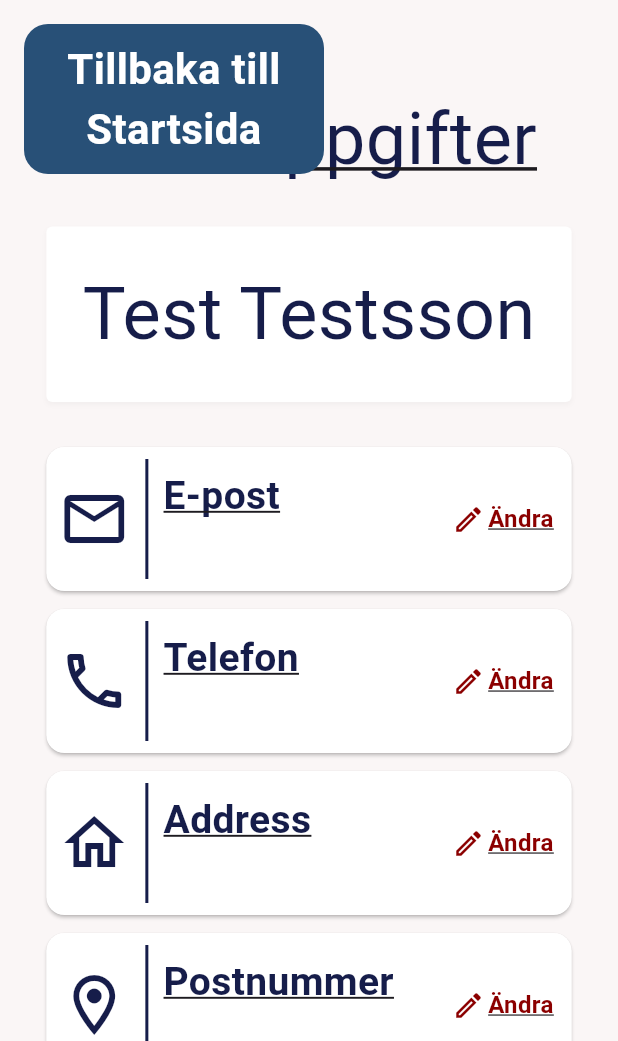
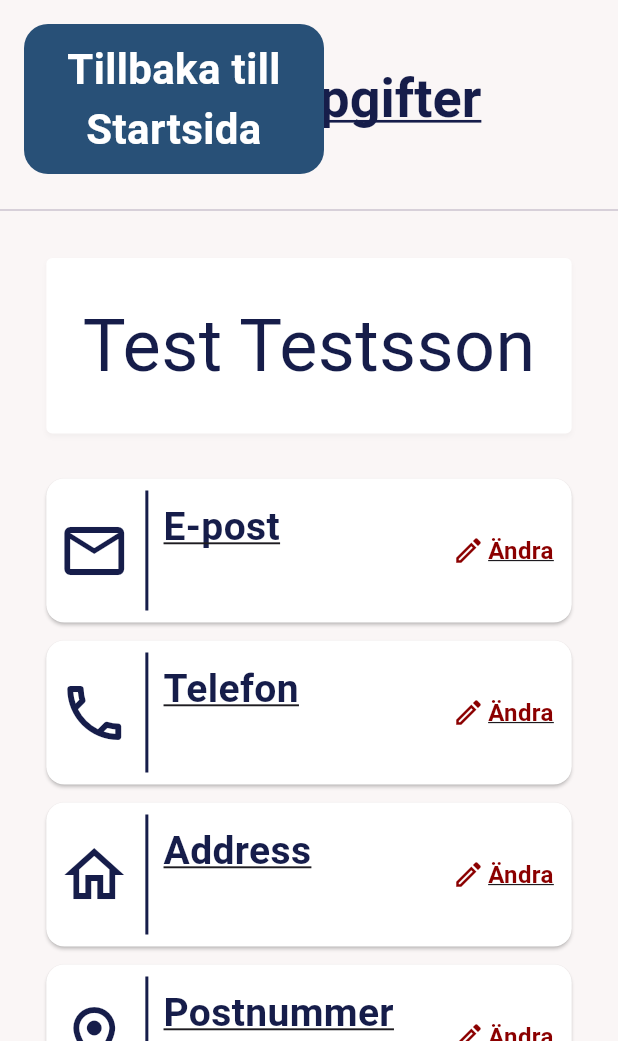
Before and after one commit to lo-gen/projekt_grupp34, a Flutter app: the Kontosida screen opened directly, on a phone screen of 412 x 824 dp, the part 195-1236 px from its top. Run offline on Flutter 3.47's test engine with Material 3 defaults, Android fonts, the light colour scheme and no system bars; our stand-ins replace google_fonts; accounts and stored records are empty; network calls fail.

Commit message:
FÄÄÄÄÄÄRDIIIIIIGT 2 (please be last one)

```diff
--- a/lib/pages/kontosida.dart
+++ b/lib/pages/kontosida.dart
@@ -23,12 +23,17 @@ class _KontosidaState extends State<Kontosida> {
   late String phone = "If you see this something went wrong - phone";
   late String address = "If you see this something went wrong - address";
   late String postal = "If you see this something went wrong - postal";
-  late String postAddress = "If you see this something went wrong - postAddress";
+  late String postAddress =
+      "If you see this something went wrong - postAddress";
 
   ///Metod för att öppna en dialogruta för att redigera information
   ///Triggeras när användaren trycker på "Ändra" knappen
   ///Tar emot en titel och en callback-funktion som körs när informationen ändras
-  Future<void> _editInfo(String title, ValueChanged<String> onChanged, {String initialValue = ""}) async {
+  Future<void> _editInfo(
+    String title,
+    ValueChanged<String> onChanged, {
+    String initialValue = "",
+  }) async {
     final controller = TextEditingController(text: initialValue);
     String? errorText;
 
@@ -46,9 +51,13 @@ class _KontosidaState extends State<Kontosida> {
               if (title == "E-post") {
                 valid = val.contains("@") && val.contains(".");
               } else if (title == "Telefon") {
-                valid = val.isNotEmpty && val.runes.every((c) => c >= 48 && c <= 57);
+                valid =
+                    val.isNotEmpty &&
+                    val.runes.every((c) => c >= 48 && c <= 57);
               } else if (title == "Postnummer") {
-                valid = val.length == 5 && val.runes.every((c) => c >= 48 && c <= 57);
+                valid =
+                    val.length == 5 &&
+                    val.runes.every((c) => c >= 48 && c <= 57);
               } else {
                 valid = val.isNotEmpty;
               }
@@ -88,7 +97,10 @@ class _KontosidaState extends State<Kontosida> {
                         ),
                         focusedBorder: OutlineInputBorder(
                           borderSide: BorderSide(
-                            color: errorText != null ? Colors.red : Theme.of(context).colorScheme.primary,
+                            color:
+                                errorText != null
+                                    ? Colors.red
+                                    : Theme.of(context).colorScheme.primary,
                             width: 2,
                           ),
                         ),
@@ -101,7 +113,8 @@ class _KontosidaState extends State<Kontosida> {
                         height: 22,
                         child: Align(
                           alignment: Alignment.centerLeft,
-                          child: errorText != null && errorText!.isNotEmpty
+                          child:
+                              errorText != null && errorText!.isNotEmpty
                                   ? Text(
                                     errorText!,
                                     style: const TextStyle(color: Colors.red),
@@ -119,10 +132,7 @@ class _KontosidaState extends State<Kontosida> {
                   onPressed: () => Navigator.pop(context),
                   child: const Text('Avbryt'),
                 ),
-                ElevatedButton(
-                  onPressed: trySave,
-                  child: const Text('Spara'),
-                ),
+                ElevatedButton(onPressed: trySave, child: const Text('Spara')),
               ],
             );
           },
@@ -135,14 +145,34 @@ class _KontosidaState extends State<Kontosida> {
     final dataHandler = Provider.of<ImatDataHandler>(context, listen: false);
     CreditCard? savedCard = dataHandler.getCreditCard();
     final cardTypes = ['Visa', 'Mastercard', 'Amex'];
-    String selectedType = cardTypes.contains(savedCard?.cardType)
+    String selectedType =
+        cardTypes.contains(savedCard?.cardType)
             ? savedCard!.cardType
             : cardTypes[0];
-    final nameController = TextEditingController(text: savedCard?.holdersName ?? "");
-    final monthController = TextEditingController(text: savedCard?.validMonth != null ? savedCard!.validMonth.toString().padLeft(2, '0') : "");
-    final yearController = TextEditingController(text: savedCard?.validYear != null ? savedCard!.validYear.toString().padLeft(2, '0') : "");
-    final numberController = TextEditingController(text: savedCard?.cardNumber ?? "");
-    final cvcController = TextEditingController(text: savedCard?.verificationCode != null ? savedCard!.verificationCode.toString().padLeft(3, '0') : "");
+    final nameController = TextEditingController(
+      text: savedCard?.holdersName ?? "",
+    );
+    final monthController = TextEditingController(
+      text:
+          savedCard?.validMonth != null
+              ? savedCard!.validMonth.toString().padLeft(2, '0')
+              : "",
+    );
+    final yearController = TextEditingController(
+      text:
+          savedCard?.validYear != null
+              ? savedCard!.validYear.toString().padLeft(2, '0')
+              : "",
+    );
+    final numberController = TextEditingController(
+      text: savedCard?.cardNumber ?? "",
+    );
+    final cvcController = TextEditingController(
+      text:
+          savedCard?.verificationCode != null
+              ? savedCard!.verificationCode.toString().padLeft(3, '0')
+              : "",
+    );
     String? errorText;
 
     await showDialog(
@@ -206,11 +236,14 @@ class _KontosidaState extends State<Kontosida> {
                     children: [
                       DropdownButtonFormField<String>(
                         value: selectedType,
-                        items: cardTypes
-                            .map((type) => DropdownMenuItem(
+                        items:
+                            cardTypes
+                                .map(
+                                  (type) => DropdownMenuItem(
                                     value: type,
                                     child: Text(type),
-                                ))
+                                  ),
+                                )
                                 .toList(),
                         onChanged: (val) {
                           if (val != null) setState(() => selectedType = val);
@@ -283,7 +316,8 @@ class _KontosidaState extends State<Kontosida> {
                           height: 22,
                           child: Align(
                             alignment: Alignment.centerLeft,
-                            child: errorText != null && errorText!.isNotEmpty
+                            child:
+                                errorText != null && errorText!.isNotEmpty
                                     ? Text(
                                       errorText!,
                                       style: const TextStyle(color: Colors.red),
@@ -302,10 +336,7 @@ class _KontosidaState extends State<Kontosida> {
                   onPressed: () => Navigator.pop(context),
                   child: const Text('Avbryt'),
                 ),
-                ElevatedButton(
-                  onPressed: trySave,
-                  child: const Text('Spara'),
-                ),
+                ElevatedButton(onPressed: trySave, child: const Text('Spara')),
               ],
             );
           },
@@ -322,7 +353,6 @@ class _KontosidaState extends State<Kontosida> {
     required VoidCallback onEdit,
   }) {
     return Card(
-
       color: Colors.white,
       margin: const EdgeInsets.symmetric(vertical: 6, horizontal: 0),
       elevation: 1,
@@ -341,11 +371,7 @@ class _KontosidaState extends State<Kontosida> {
             const SizedBox(width: 8),
             Icon(icon, size: 48, color: AppTheme.darkestblue),
             const SizedBox(width: 10),
-        Container(
-          width: 2,
-          height: 80,
-          color: AppTheme.darkestblue,
-        ),
+            Container(width: 2, height: 80, color: AppTheme.darkestblue),
             const SizedBox(width: 10),
             Expanded(
               child: Column(
@@ -363,7 +389,10 @@ class _KontosidaState extends State<Kontosida> {
                   const SizedBox(height: 2),
                   Text(
                     info,
-            style: const TextStyle(fontSize: 20, color: AppTheme.darkestblue),
+                    style: const TextStyle(
+                      fontSize: 20,
+                      color: AppTheme.darkestblue,
+                    ),
                   ),
                 ],
               ),
@@ -428,23 +457,94 @@ class _KontosidaState extends State<Kontosida> {
                       Padding(
                         padding: const EdgeInsets.symmetric(
                           horizontal: 0,
-                          vertical: 34,
+                          vertical: 0,
                         ),
                         child: Column(
                           crossAxisAlignment: CrossAxisAlignment.center,
                           children: [
                             //"Dina uppgifter" rubrik
-                            const SizedBox(height: 24),
-                            const Text(
-                              "Dina uppgifter",
+                            Padding(
+                              padding: const EdgeInsets.symmetric(
+                                vertical: 16.0,
+                              ),
+                              child: SizedBox(
+                                width: double.infinity,
+                                height: 100,
+                                child: Stack(
+                                  alignment: Alignment.center,
+                                  children: [
+                                    // Centered tabs
+                                    Row(
+                                      mainAxisAlignment:
+                                          MainAxisAlignment.center,
+                                      children: [
+                                        AnimatedDefaultTextStyle(
+                                          duration: const Duration(
+                                            milliseconds: 200,
+                                          ),
                                           style: TextStyle(
-                                fontSize: 48,
-                                fontWeight: FontWeight.w400,
-                                decoration: TextDecoration.underline,
+                                            fontSize: 36,
+                                            fontWeight: FontWeight.bold,
                                             color: AppTheme.darkestblue,
+                                            decoration:
+                                                TextDecoration.underline,
+                                          ),
+                                          child: Padding(
+                                            padding: const EdgeInsets.symmetric(
+                                              horizontal: 12.0,
+                                              vertical: 8.0,
+                                            ),
+                                            child: Text("Dina uppgifter"),
+                                          ),
+                                        ),
+                                      ],
+                                    ),
+                                    // Left-aligned back button
+                                    Positioned(
+                                      left: 16,
+                                      child: Container(
+                                        width: 200,
+                                        height: 100,
+                                        decoration: BoxDecoration(
+                                          borderRadius: BorderRadius.circular(
+                                            16,
+                                          ),
+                                          color: AppTheme.darkblue,
+                                        ),
+                                        alignment: Alignment.center,
+                                        child: InkWell(
+                                          borderRadius: BorderRadius.circular(
+                                            16,
+                                          ),
+                                          onTap: () {
+                                            Navigator.push(
+                                              context,
+                                              MaterialPageRoute(
+                                                builder:
+                                                    (context) => HomePage(),
+                                              ),
+                                            );
+                                          },
+                                          child: Center(
+                                            child: Text(
+                                              'Tillbaka till Startsida',
+                                              style: TextStyle(
+                                                fontSize: 28,
+                                                color: AppTheme.white,
+                                                fontWeight: FontWeight.bold,
                                               ),
                                               textAlign: TextAlign.center,
                                             ),
+                                          ),
+                                        ),
+                                      ),
+                                    ),
+                                  ],
+                                ),
+                              ),
+                            ),
+                            const Divider(thickness: 1),
+
                             const SizedBox(height: 24),
 
                             //Container för kundens namn
@@ -662,44 +762,7 @@ class _KontosidaState extends State<Kontosida> {
                             ),
                             const SizedBox(height: 100),
                             Footer(),
-                            const SizedBox(height: 32),
                           ],
-                        ),
-                      ),
-                      Padding(
-                        padding: const EdgeInsets.only(top: 16.0, left: 16.0),
-                        child: Align(
-                          alignment: Alignment.centerLeft,
-                          child: Container(
-                            width: 200,
-                            height: 100,
-                            decoration: BoxDecoration(
-                              borderRadius: BorderRadius.circular(16),
-                              color: AppTheme.darkblue,
-                            ),
-                            child: InkWell(
-                              borderRadius: BorderRadius.circular(16),
-                              onTap: () {
-                                Navigator.push(
-                                  context,
-                                  MaterialPageRoute(
-                                    builder: (context) => HomePage(),
-                                  ),
-                                );
-                              },
-                              child: Center(
-                                child: Text(
-                                  'Tillbaka till Startsida',
-                                  style: TextStyle(
-                                    fontSize: 28,
-                                    color: AppTheme.white,
-                                    fontWeight: FontWeight.bold,
-                                  ),
-                                  textAlign: TextAlign.center,
-                                ),
-                              ),
-                            ),
-                          ),
                         ),
                       ),
                     ],
```
Lines whose indentation alone changed are shown as unchanged.
